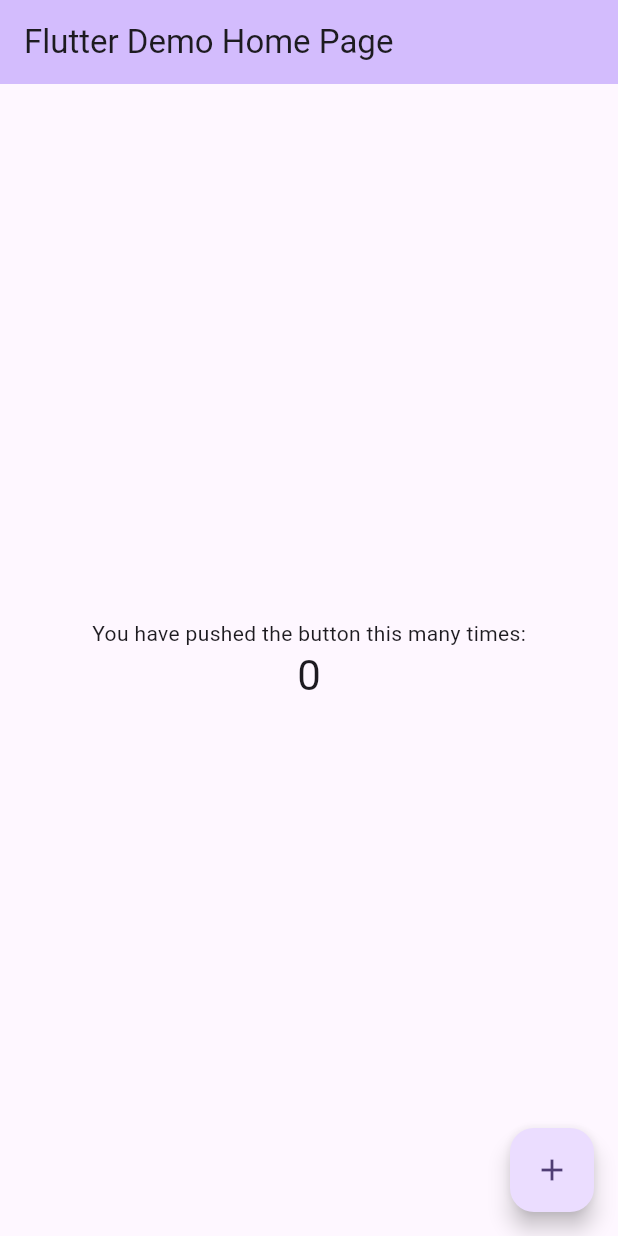
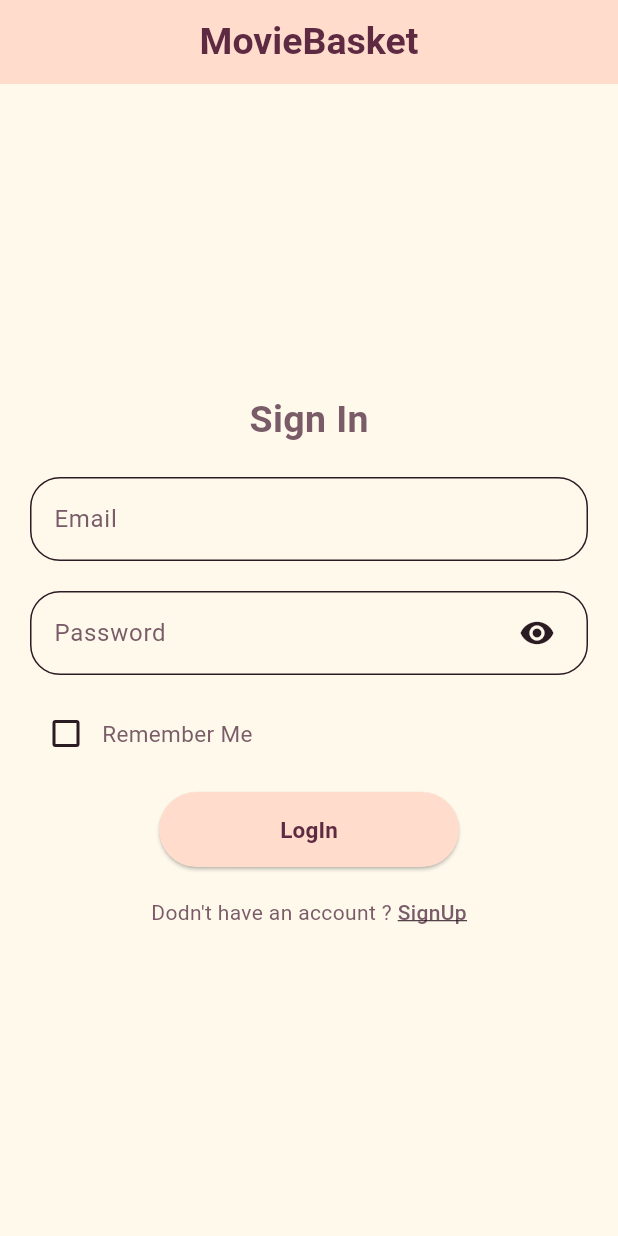
Before and after one commit to ansh-lowanshi/MovieBasket, a Flutter app: the screen it shows after launch, on a phone screen of 412 x 824 dp. Run offline on Flutter 3.47's test engine with Material 3 defaults, Android fonts, the phone set to English and light mode, and no system bars; our stand-ins replace flutter_bloc.

Commit message:
splash screen and login screen done

```diff
--- /dev/null
+++ b/lib/common/helper/navigation/app_navigation.dart
@@ -0,0 +1,22 @@
+import 'package:flutter/material.dart';
+
+class AppNavigation {
+  static void pushReplacement(BuildContext context, Widget widget) {
+    Navigator.pushReplacement(
+      context,
+      MaterialPageRoute(builder: (context) => widget),
+    );
+  }
+
+  static void push(BuildContext context, Widget widget) {
+    Navigator.push(context, MaterialPageRoute(builder: (context) => widget));
+  }
+
+  static void pushAndRemove(BuildContext context, Widget widget) {
+    Navigator.pushAndRemoveUntil(
+      context,
+      MaterialPageRoute(builder: (context) => widget),
+      (Route<dynamic> route) => false,
+    );
+  }
+}
--- /dev/null
+++ b/lib/core/theme/app_colors.dart
@@ -0,0 +1,30 @@
+import 'package:flutter/material.dart';
+
+class AppColors {
+
+  //Light theme colors
+
+  static const Color primary = Color(0xFF5D2A42);
+  static const Color secondary = Color(0xFFFB6376);
+  static const Color accent = Color(0xFFFCB1A6);
+
+  static const Color background = Color(0xFFFFF9EC);
+  static const Color surface = Color(0xFFFFDCCC);
+
+  static const Color textPrimary = Color(0xFF2B1B23);
+  static const Color textSecondary = Color(0xFF7A5C69);
+
+  //Dartk theme colors
+
+  static const Color darkPrimary = Color(0xFFFB6376);
+  static const Color darkSecondary = Color(0xFFFCB1A6);
+
+  static const Color darkBackground = Color(0xFF121014);
+  static const Color darkSurface = Color(0xFF1F1A1E);
+
+  static const Color darkTextPrimary = Color(0xFFFFF9EC);
+  static const Color darkTextSecondary = Color(0xFFFCB1A6);
+
+  static const Color error = Color(0xFFD32F2F);
+  static const Color success = Color(0xFF4CAF50);
+}
--- /dev/null
+++ b/lib/core/theme/app_theme.dart
@@ -0,0 +1,60 @@
+import 'package:flutter/material.dart';
+import './app_colors.dart';
+
+class AppTheme {
+  static ThemeData lightTheme = ThemeData(
+    brightness: Brightness.light,
+    primaryColor: AppColors.primary,
+    scaffoldBackgroundColor: AppColors.background,
+
+    colorScheme: ColorScheme.light(
+      primary: AppColors.primary,
+      secondary: AppColors.secondary,
+      surface: AppColors.surface,
+      background: AppColors.background,
+      error: AppColors.error,
+      onPrimary: Colors.white,
+      onSecondary: Colors.white,
+      onBackground: AppColors.textPrimary,
+      onSurface: AppColors.textPrimary,
+      onError: Colors.white,
+    ),
+
+    textTheme: TextTheme(
+      bodyLarge: TextStyle(color: AppColors.textPrimary),
+      bodyMedium: TextStyle(color: AppColors.textSecondary),
+      titleLarge: TextStyle(
+        color: AppColors.textPrimary,
+        fontWeight: FontWeight.bold,
+      ),
+    ),
+  );
+
+  static ThemeData darkTheme = ThemeData(
+    brightness: Brightness.dark,
+    primaryColor: AppColors.darkPrimary,
+    scaffoldBackgroundColor: AppColors.darkBackground,
+
+    colorScheme: ColorScheme.dark(
+      primary: AppColors.darkPrimary,
+      secondary: AppColors.darkSecondary,
+      surface: AppColors.darkSurface,
+      background: AppColors.darkBackground,
+      error: AppColors.error,
+      onPrimary: Colors.black,
+      onSecondary: Colors.black,
+      onBackground: AppColors.darkTextPrimary,
+      onSurface: AppColors.darkTextPrimary,
+      onError: Colors.white,
+    ),
+
+    textTheme: TextTheme(
+      bodyLarge: TextStyle(color: AppColors.darkTextPrimary),
+      bodyMedium: TextStyle(color: AppColors.darkTextSecondary),
+      titleLarge: TextStyle(
+        color: AppColors.darkTextPrimary,
+        fontWeight: FontWeight.bold,
+      ),
+    ),
+  );
+}
--- /dev/null
+++ b/lib/core/theme/theme_event.dart
@@ -0,0 +1,9 @@
+abstract class ThemeEvent {}
+
+class SetLightTheme extends ThemeEvent {}
+
+class SetDarkTheme extends ThemeEvent {}
+
+class SetSystemTheme extends ThemeEvent {}
+
+class ToggleTheme extends ThemeEvent {}
--- a/lib/main.dart
+++ b/lib/main.dart
@@ -1,4 +1,10 @@
 import 'package:flutter/material.dart';
+import 'package:moviebasket/core/theme/app_theme.dart';
+import 'package:flutter_bloc/flutter_bloc.dart';
+import 'package:moviebasket/presentation/splash/bloc/splash_cubit.dart';
+import 'core/theme/app_theme.dart';
+import 'core/theme/theme_bloc.dart';
+import 'package:moviebasket/presentation/splash/screens/splashscreen.dart';
 
 void main() {
   runApp(const MyApp());
@@ -7,115 +13,24 @@ void main() {
 class MyApp extends StatelessWidget {
   const MyApp({super.key});
 
-  // This widget is the root of your application.
   @override
   Widget build(BuildContext context) {
-    return MaterialApp(
-      title: 'Flutter Demo',
-      theme: ThemeData(
-        // This is the theme of your application.
-        //
-        // TRY THIS: Try running your application with "flutter run". You'll see
-        // the application has a purple toolbar. Then, without quitting the app,
-        // try changing the seedColor in the colorScheme below to Colors.green
-        // and then invoke "hot reload" (save your changes or press the "hot
-        // reload" button in a Flutter-supported IDE, or press "r" if you used
-        // the command line to start the app).
-        //
-        // Notice that the counter didn't reset back to zero; the application
-        // state is not lost during the reload. To reset the state, use hot
-        // restart instead.
-        //
-        // This works for code too, not just values: Most code changes can be
-        // tested with just a hot reload.
-        colorScheme: .fromSeed(seedColor: Colors.deepPurple),
-      ),
-      home: const MyHomePage(title: 'Flutter Demo Home Page'),
-    );
-  }
-}
+    return MultiBlocProvider(
+      providers: [
+        BlocProvider(create: (_) => ThemeBloc()),
+        BlocProvider(create: (_) => SplashCubit()..startedApp()),
+      ],
 
-class MyHomePage extends StatefulWidget {
-  const MyHomePage({super.key, required this.title});
-
-  // This widget is the home page of your application. It is stateful, meaning
-  // that it has a State object (defined below) that contains fields that affect
-  // how it looks.
-
-  // This class is the configuration for the state. It holds the values (in this
-  // case the title) provided by the parent (in this case the App widget) and
-  // used by the build method of the State. Fields in a Widget subclass are
-  // always marked "final".
-
-  final String title;
-
-  @override
-  State<MyHomePage> createState() => _MyHomePageState();
-}
-
-class _MyHomePageState extends State<MyHomePage> {
-  int _counter = 0;
-
-  void _incrementCounter() {
-    setState(() {
-      // This call to setState tells the Flutter framework that something has
-      // changed in this State, which causes it to rerun the build method below
-      // so that the display can reflect the updated values. If we changed
-      // _counter without calling setState(), then the build method would not be
-      // called again, and so nothing would appear to happen.
-      _counter++;
-    });
-  }
-
-  @override
-  Widget build(BuildContext context) {
-    // This method is rerun every time setState is called, for instance as done
-    // by the _incrementCounter method above.
-    //
-    // The Flutter framework has been optimized to make rerunning build methods
-    // fast, so that you can just rebuild anything that needs updating rather
-    // than having to individually change instances of widgets.
-    return Scaffold(
-      appBar: AppBar(
-        // TRY THIS: Try changing the color here to a specific color (to
-        // Colors.amber, perhaps?) and trigger a hot reload to see the AppBar
-        // change color while the other colors stay the same.
-        backgroundColor: Theme.of(context).colorScheme.inversePrimary,
-        // Here we take the value from the MyHomePage object that was created by
-        // the App.build method, and use it to set our appbar title.
-        title: Text(widget.title),
-      ),
-      body: Center(
-        // Center is a layout widget. It takes a single child and positions it
-        // in the middle of the parent.
-        child: Column(
-          // Column is also a layout widget. It takes a list of children and
-          // arranges them vertically. By default, it sizes itself to fit its
-          // children horizontally, and tries to be as tall as its parent.
-          //
-          // Column has various properties to control how it sizes itself and
-          // how it positions its children. Here we use mainAxisAlignment to
-          // center the children vertically; the main axis here is the vertical
-          // axis because Columns are vertical (the cross axis would be
-          // horizontal).
-          //
-          // TRY THIS: Invoke "debug painting" (choose the "Toggle Debug Paint"
-          // action in the IDE, or press "p" in the console), to see the
-          // wireframe for each widget.
-          mainAxisAlignment: .center,
-          children: [
-            const Text('You have pushed the button this many times:'),
-            Text(
-              '$_counter',
-              style: Theme.of(context).textTheme.headlineMedium,
-            ),
-          ],
-        ),
-      ),
-      floatingActionButton: FloatingActionButton(
-        onPressed: _incrementCounter,
-        tooltip: 'Increment',
-        child: const Icon(Icons.add),
+      child: BlocBuilder<ThemeBloc, ThemeMode>(
+        builder: (context, themeMode) {
+          return MaterialApp(
+            debugShowCheckedModeBanner: false,
+            theme: AppTheme.lightTheme,
+            darkTheme: AppTheme.darkTheme,
+            themeMode: themeMode,
+            home: SplashScreen(),
+          );
+        },
       ),
     );
   }
--- /dev/null
+++ b/lib/presentation/auth/screens/login_screen.dart
@@ -0,0 +1,138 @@
+import 'package:flutter/material.dart';
+import 'package:moviebasket/common/helper/navigation/app_navigation.dart';
+import 'package:moviebasket/core/theme/app_colors.dart';
+import 'package:moviebasket/presentation/auth/screens/signup_screen.dart';
+
+class LoginScreen extends StatefulWidget {
+  const LoginScreen({super.key});
+
+  @override
+  State<LoginScreen> createState() => _LoginScreenState();
+}
+
+class _LoginScreenState extends State<LoginScreen> {
+  bool _showPassword = false;
+  bool _rememberMe = false;
+  @override
+  Widget build(BuildContext context) {
+    return Scaffold(
+      appBar: AppBar(
+        title: Text(
+          'MovieBasket',
+          style: TextStyle(
+            fontWeight: FontWeight.bold,
+            fontSize: 25,
+            color: AppColors.primary,
+          ),
+        ),
+        centerTitle: true,
+      ),
+      body: Container(
+        padding: EdgeInsets.all(20),
+        child: Column(
+          mainAxisAlignment: MainAxisAlignment.center,
+          crossAxisAlignment: CrossAxisAlignment.center,
+          children: [
+            Text(
+              'Sign In',
+              style: TextStyle(fontWeight: FontWeight.w600, fontSize: 25),
+            ),
+
+            SizedBox(height: 20),
+
+            TextFormField(
+              decoration: InputDecoration(
+                labelText: 'Email',
+                labelStyle: TextStyle(color: AppColors.textSecondary),
+                border: OutlineInputBorder(
+                  borderRadius: BorderRadius.all(Radius.circular(20)),
+                ),
+              ),
+              keyboardType: TextInputType.emailAddress,
+            ),
+
+            SizedBox(height: 20),
+
+            TextFormField(
+              obscureText: _showPassword,
+              decoration: InputDecoration(
+                labelText: 'Password',
+                labelStyle: TextStyle(color: AppColors.textSecondary),
+                border: OutlineInputBorder(
+                  borderRadius: BorderRadius.all(Radius.circular(20)),
+                ),
+                suffixIcon: Padding(
+                  padding: const EdgeInsets.only(right: 10),
+                  child: IconButton(
+                    onPressed: () => {
+                      setState(() {
+                        _showPassword = !_showPassword;
+                      }),
+                    },
+                    icon: Icon(
+                      _showPassword ? Icons.visibility_off : Icons.visibility,
+                      color: AppColors.textPrimary,
+                    ),
+                  ),
+                ),
+              ),
+              keyboardType: TextInputType.visiblePassword,
+            ),
+
+            SizedBox(height: 15),
+
+            Row(
+              children: [
+                Checkbox(
+                  value: _rememberMe,
+                  onChanged: (value) {
+                    setState(() {
+                      _rememberMe = !_rememberMe;
+                    });
+                  },
+                ),
+                Text('Remember Me', style: TextStyle(fontSize: 15)),
+              ],
+            ),
+
+            SizedBox(height: 15),
+
+            SizedBox(
+              width: 200,
+              height: 50,
+              child: ElevatedButton(
+                onPressed: () {},
+                style: ButtonStyle(),
+                child: Text(
+                  'LogIn',
+                  style: TextStyle(fontWeight: FontWeight.bold, fontSize: 15),
+                ),
+              ),
+            ),
+
+            SizedBox(height: 20),
+
+            Row(
+              mainAxisAlignment: MainAxisAlignment.center,
+              children: [
+                Text("Dodn't have an account ? "),
+                GestureDetector(
+                  onTap: () {
+                    AppNavigation.pushReplacement(context, SignupScreen());
+                  },
+                  child: Text(
+                    'SignUp',
+                    style: TextStyle(
+                      fontWeight: FontWeight.w500,
+                      decoration: TextDecoration.underline,
+                    ),
+                  ),
+                ),
+              ],
+            ),
+          ],
+        ),
+      ),
+    );
+  }
+}
--- /dev/null
+++ b/lib/presentation/splash/bloc/splash_cubit.dart
@@ -0,0 +1,11 @@
+import 'package:flutter_bloc/flutter_bloc.dart';
+import 'package:moviebasket/presentation/splash/bloc/splash_state.dart';
+
+class SplashCubit extends Cubit<SplashState> {
+  SplashCubit() : super(DisplaySplash());
+
+  void startedApp() async {
+    await Future.delayed(Duration(seconds: 2));
+    emit(UnAuthenticated());
+  }
+}
--- /dev/null
+++ b/lib/presentation/splash/bloc/splash_state.dart
@@ -0,0 +1,7 @@
+abstract class SplashState {}
+
+class DisplaySplash extends SplashState {}
+
+class Authenticated extends SplashState {}
+
+class UnAuthenticated extends SplashState {}
--- a/pubspec.yaml
+++ b/pubspec.yaml
@@ -35,6 +35,7 @@ dependencies:
   # Use with the CupertinoIcons class for iOS style icons.
   cupertino_icons: ^1.0.8
   flutter_launcher_icons: ^0.14.4
+  flutter_bloc: ^9.1.1
 
 dev_dependencies:
   flutter_test:
@@ -64,8 +65,8 @@ flutter:
   uses-material-design: true
 
   # To add assets to your application, add an assets section, like this:
-  # assets:
-  #   - images/a_dot_burr.jpeg
+  assets:
+    - assets/icon/
   #   - images/a_dot_ham.jpeg
 
   # An image asset can refer to one or more resolution-specific "variants", see
```
Also changed, not shown: lib/core/theme/theme_bloc.dart (added, +23 -0 lines), lib/presentation/auth/screens/signup_screen.dart (added, +178 -0 lines), lib/presentation/home/screens/home_screen.dart (added, +10 -0 lines), lib/presentation/splash/screens/splashscreen.dart (added, +80 -0 lines), assets/app_icon.png (added), pubspec.lock.
